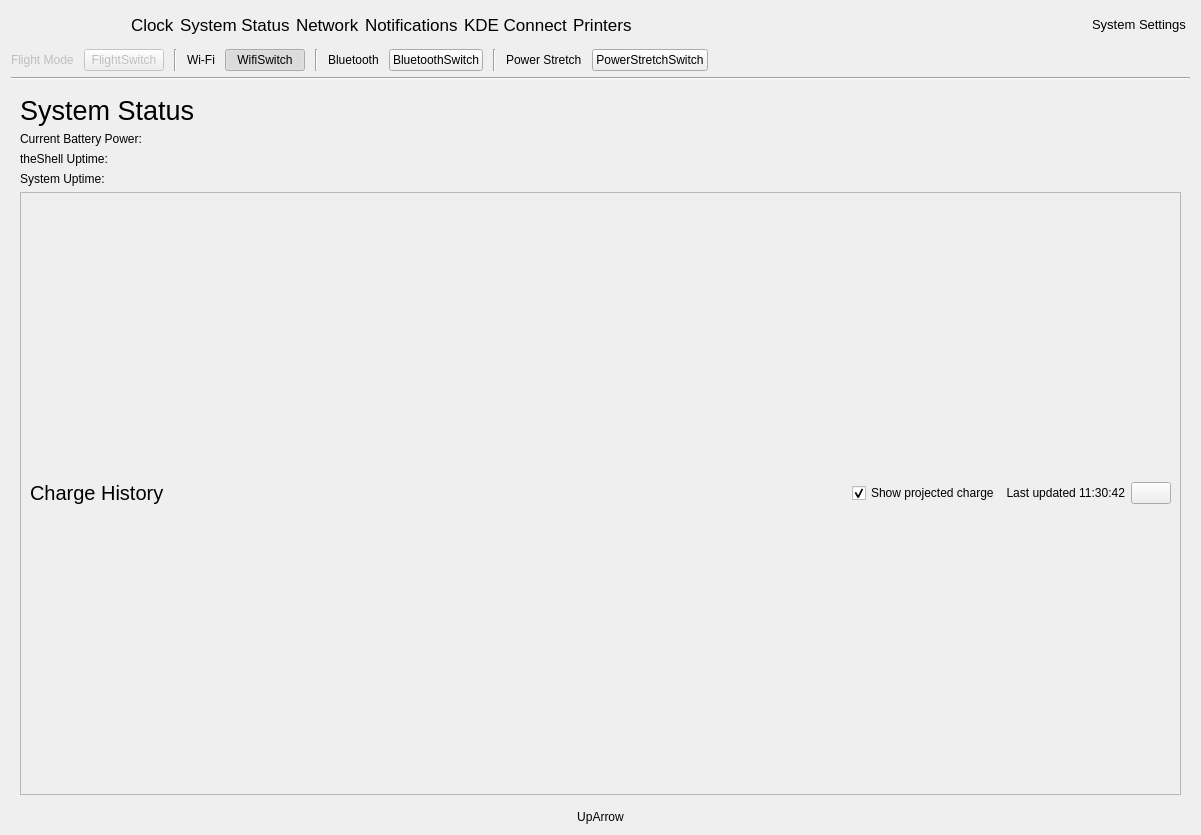
Before: the Qt Designer form infopanedropdown.ui in vicr123/theshell, drawn with Qt 5.
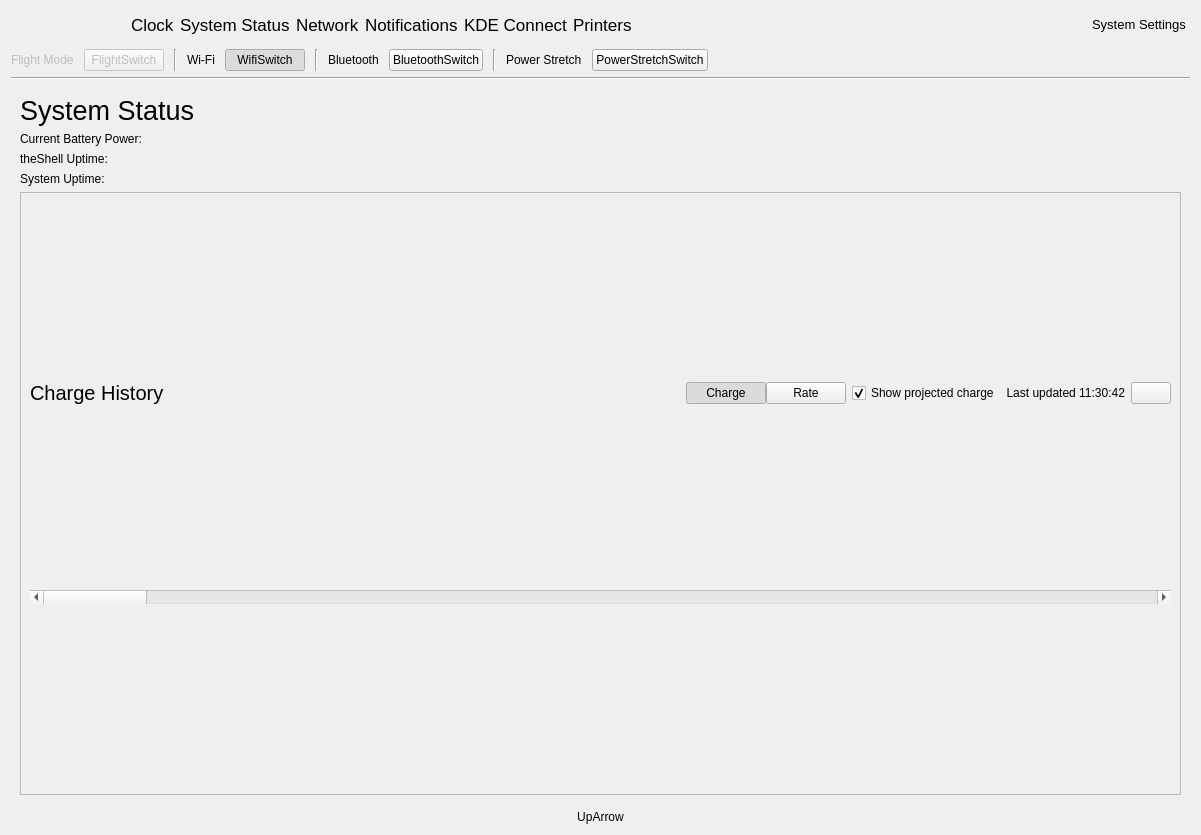
After: the same form once the commit is applied. The open tabs and pages were chosen to show the change. Icons and pictures are not drawn. Custom widgets are drawn as their Qt base class.

Commit message: Network portal, charge history graph

The edit to the form file:
```diff
--- a/infopanedropdown.ui
+++ b/infopanedropdown.ui
@@ -1053,6 +1053,39 @@
               </property>
              </widget>
             </item>
+            <item>
+             <layout class="QHBoxLayout" name="horizontalLayout_42">
+              <property name="spacing">
+               <number>0</number>
+              </property>
+              <property name="rightMargin">
+               <number>0</number>
+              </property>
+              <item>
+               <widget class="QPushButton" name="chargeGraphButton">
+                <property name="text">
+                 <string>Charge</string>
+                </property>
+                <property name="checkable">
+                 <bool>true</bool>
+                </property>
+                <property name="checked">
+                 <bool>true</bool>
+                </property>
+               </widget>
+              </item>
+              <item>
+               <widget class="QPushButton" name="rateGraphButton">
+                <property name="text">
+                 <string>Rate</string>
+                </property>
+                <property name="checkable">
+                 <bool>true</bool>
+                </property>
+               </widget>
+              </item>
+             </layout>
+            </item>
             <item>
              <widget class="QCheckBox" name="batteryChartShowProjected">
               <property name="text">
@@ -1092,6 +1125,13 @@
             </item>
            </layout>
           </item>
+          <item>
+           <widget class="QScrollBar" name="BatteryChargeScrollBar">
+            <property name="orientation">
+             <enum>Qt::Horizontal</enum>
+            </property>
+           </widget>
+          </item>
          </layout>
         </widget>
        </item>
```
Left out of the diff: 10 changed lines with no effect on the pictures. The commit also changes 2 other files.
